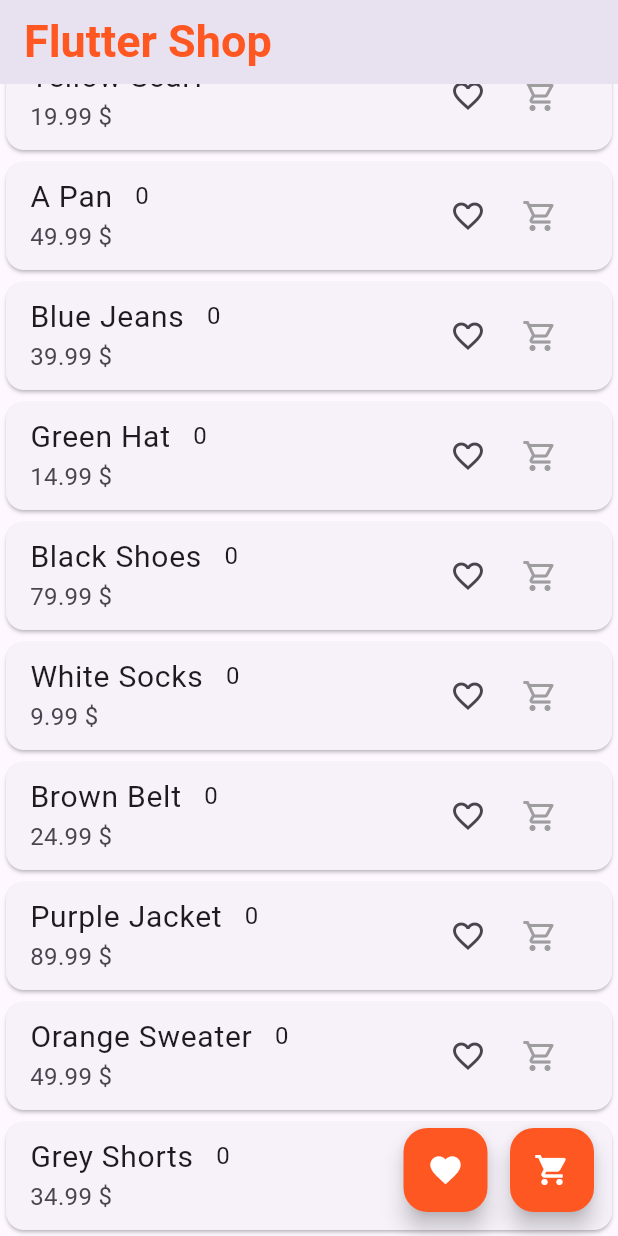
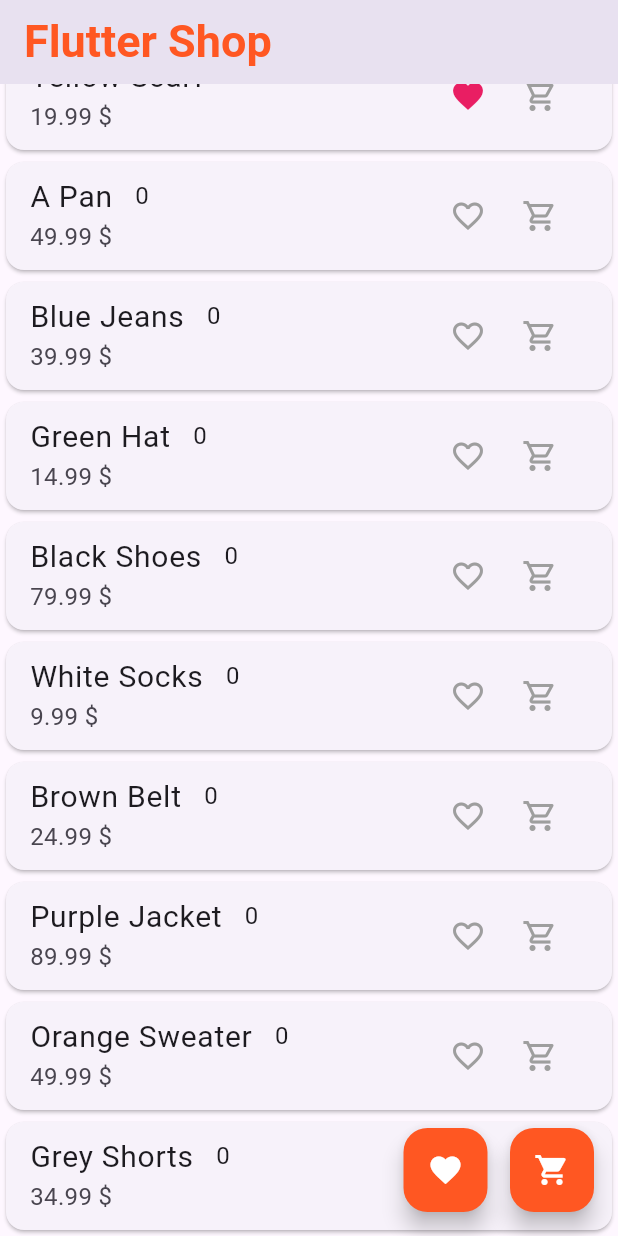
Before and after one commit to THARINDUnirmal/provider-tester, a Flutter app: the screen it shows after launch, scrolled down 192 dp, after a tap on the "favorite outline" icon, on a phone screen of 412 x 824 dp. Run offline on Flutter 3.47's test engine with Material 3 defaults, Android fonts, the phone set to English and light mode, and no system bars.

Commit message:
favourite provider implement

```diff
--- a/lib/main.dart
+++ b/lib/main.dart
@@ -2,13 +2,14 @@ import 'package:flutter/material.dart';
 import 'package:provider/provider.dart';
 import 'package:provider_tester/pages/product_page.dart';
 import 'package:provider_tester/provider/cart_provider.dart';
+import 'package:provider_tester/provider/favourite_provider.dart';
 
 void main() {
   runApp(
-    ChangeNotifierProvider(
-      create: (context) => CartProvider(),
-      child: MyApp(),
-    ),
+    MultiProvider(providers: [
+      ChangeNotifierProvider(create: (context) => CartProvider()),
+      ChangeNotifierProvider(create: (context) => FavouriteProvider()),
+    ], child: MyApp()),
   );
 }
 
--- a/lib/pages/product_page.dart
+++ b/lib/pages/product_page.dart
@@ -5,6 +5,7 @@ import 'package:provider_tester/models/product_model.dart';
 import 'package:provider_tester/pages/cart_page.dart';
 import 'package:provider_tester/pages/favourit_page.dart';
 import 'package:provider_tester/provider/cart_provider.dart';
+import 'package:provider_tester/provider/favourite_provider.dart';
 
 class ProductPage extends StatelessWidget {
   ProductPage({super.key});
@@ -30,8 +31,9 @@ class ProductPage extends StatelessWidget {
         itemBuilder: (context, index) {
           final ProductModel indexProdut = allProduct[index];
           return Card(
-            child: Consumer(
-              builder: (context, CartProvider provider, child) {
+            child: Consumer2(
+              builder: (context, CartProvider provider,
+                  FavouriteProvider favProvider, child) {
                 return ListTile(
                   title: Row(
                     children: [
@@ -68,8 +70,18 @@ class ProductPage extends StatelessWidget {
                     mainAxisSize: MainAxisSize.min,
                     children: [
                       IconButton(
-                        onPressed: () {},
-                        icon: const Icon(Icons.favorite_border),
+                        onPressed: () {
+                          favProvider.addToFavourite(indexProdut.id);
+                        },
+                        icon: favProvider.isFavourite(indexProdut.id)
+                            ? Icon(
+                                Icons.favorite,
+                                color: Colors.pink,
+                              )
+                            : Icon(
+                                Icons.favorite_border,
+                                color: Colors.grey,
+                              ),
                       ),
                       IconButton(
                         onPressed: () {
--- /dev/null
+++ b/lib/provider/favourite_provider.dart
@@ -0,0 +1,41 @@
+import 'package:flutter/material.dart';
+
+class FavouriteProvider extends ChangeNotifier {
+  //state
+  final Map<String, bool> _allFavourite = {};
+
+  //getter
+  Map<String, bool> get favourit {
+    return {..._allFavourite};
+  }
+
+  //add to favourite methord
+  void addToFavourite(String id) {
+    // if (!_allFavourite.containsKey(id)) {
+    //   return;
+    // }
+    if (_allFavourite.containsKey(id)) {
+      _allFavourite[id] = !_allFavourite[id]!;
+    } else {
+      _allFavourite[id] = true;
+    }
+    notifyListeners();
+  }
+
+  //check item mis favourite
+  bool isFavourite(String id) {
+    if (_allFavourite.containsKey(id)) {
+      return _allFavourite[id]!;
+    } else {
+      return false;
+    }
+  }
+
+  //remove frome favourite
+  void removeFromFavourite(String id) {
+    if (_allFavourite.containsKey(id)) {
+      _allFavourite.remove(id);
+    }
+    notifyListeners();
+  }
+}
```
Also changed, not shown: lib/pages/cart_page.dart (+26 -7 lines), lib/pages/favourit_page.dart (+26 -0 lines), lib/provider/cart_provider.dart (+10 -0 lines).
